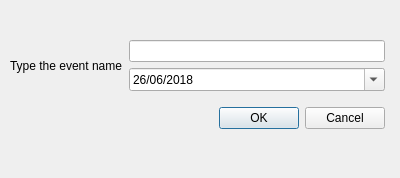
Qt form eventadder.ui (Rorschach742/wunderlist) before a commit.
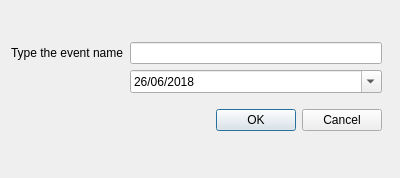
The same form after that commit.

```diff
--- a/eventadder.ui
+++ b/eventadder.ui
@@ -16,16 +16,16 @@
   <widget class="QWidget" name="layoutWidget">
    <property name="geometry">
     <rect>
-     <x>10</x>
-     <y>30</y>
-     <width>375</width>
+     <x>11</x>
+     <y>32</y>
+     <width>371</width>
      <height>111</height>
     </rect>
    </property>
-   <layout class="QGridLayout" name="gridLayout_3">
-    <item row="0" column="0">
      <layout class="QGridLayout" name="gridLayout_2">
       <item row="0" column="0">
+     <layout class="QGridLayout" name="gridLayout">
+      <item row="0" column="0">
        <widget class="QLabel" name="label">
         <property name="text">
          <string>Type the event name</string>
@@ -33,11 +33,9 @@
        </widget>
       </item>
       <item row="0" column="1">
-       <layout class="QGridLayout" name="gridLayout">
-        <item row="0" column="0">
          <widget class="QLineEdit" name="lineEdit"/>
         </item>
-        <item row="1" column="0">
+      <item row="1" column="1">
          <widget class="QDateEdit" name="dateEdit">
           <property name="maximumDate">
            <date>
@@ -66,8 +64,6 @@
            <number>2</number>
           </property>
          </widget>
-        </item>
-       </layout>
       </item>
      </layout>
     </item>
```
Lines whose indentation alone changed are shown as unchanged.
